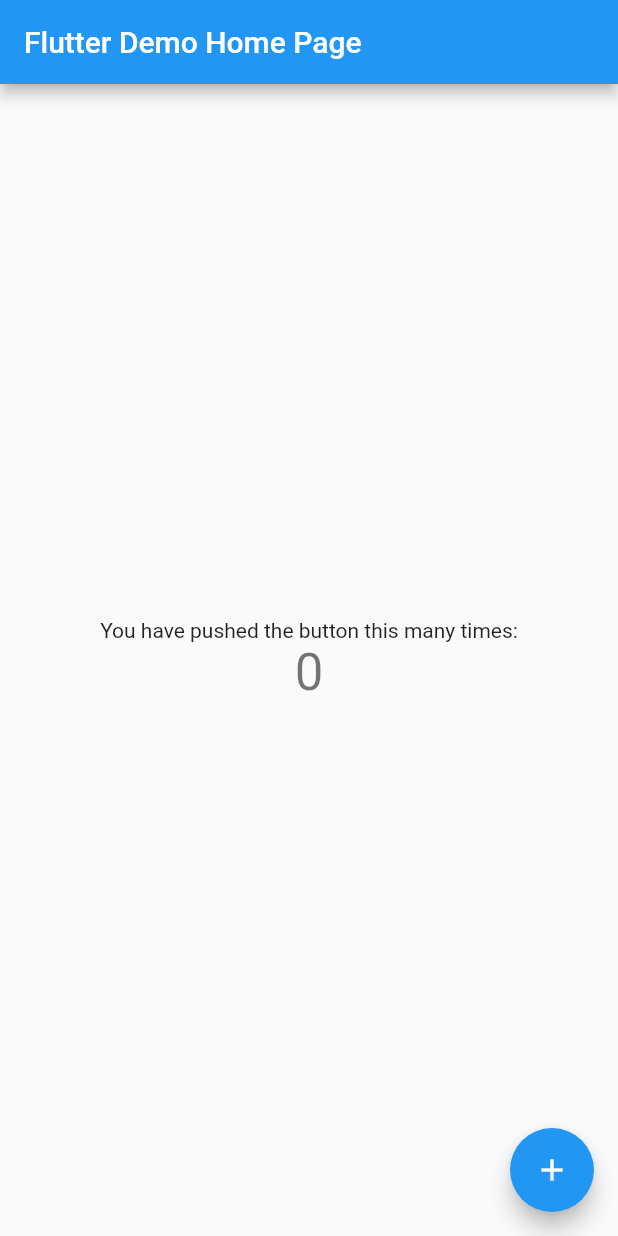
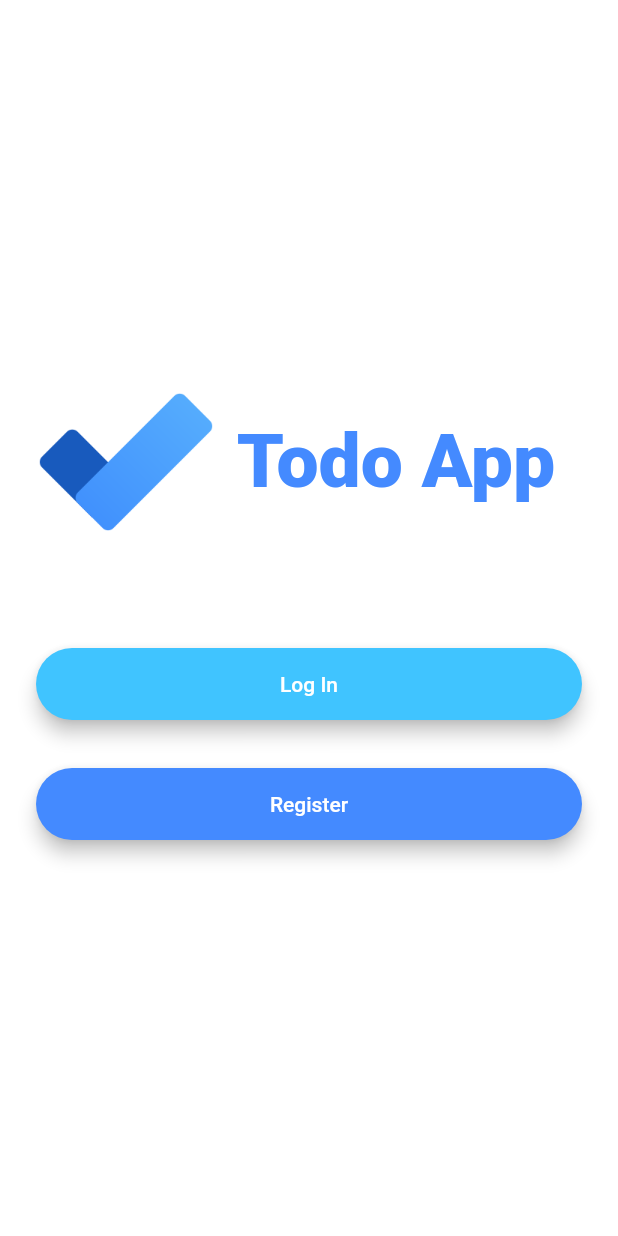
Before and after one commit to ayan2809/Todo-App, a Flutter app: the screen it shows after launch, on a phone screen of 412 x 824 dp. Run offline on Flutter 3.47's test engine with Material 2 defaults, Android fonts, the phone set to English and light mode, and no system bars; drawn by our look-alikes of animated_text_kit.

```diff
--- a/lib/main.dart
+++ b/lib/main.dart
@@ -1,5 +1,8 @@
 import 'package:flutter/material.dart';
-
+import 'package:todoapp/screens/login_screen.dart';
+import 'package:todoapp/screens/registration_screen.dart';
+import 'package:todoapp/screens/todo_screen.dart';
+import 'package:todoapp/screens/welcome_screen.dart';
 void main() {
   runApp(const MyApp());
 }
@@ -7,109 +10,24 @@ void main() {
 class MyApp extends StatelessWidget {
   const MyApp({Key? key}) : super(key: key);
 
-  // This widget is the root of your application.
+
   @override
-  Widget build(BuildContext context) {
+  Widget build(BuildContext context) {final ThemeData theme = Theme.of(context);
     return MaterialApp(
-      title: 'Flutter Demo',
-      theme: ThemeData(
-        // This is the theme of your application.
-        //
-        // Try running your application with "flutter run". You'll see the
-        // application has a blue toolbar. Then, without quitting the app, try
-        // changing the primarySwatch below to Colors.green and then invoke
-        // "hot reload" (press "r" in the console where you ran "flutter run",
-        // or simply save your changes to "hot reload" in a Flutter IDE).
-        // Notice that the counter didn't reset back to zero; the application
-        // is not restarted.
-        primarySwatch: Colors.blue,
+      theme: ThemeData.dark().copyWith(
+        textTheme: theme.textTheme.copyWith(
+          headline6: theme.textTheme.headline6!.copyWith(
+            color: Colors.black54,
+          ),
+        ),
       ),
-      home: const MyHomePage(title: 'Flutter Demo Home Page'),
+      initialRoute: WelcomeScreen.id,
+      routes: {
+        WelcomeScreen.id :(context)=>WelcomeScreen(),
+        LoginScreen.id :(context)=>LoginScreen(),
+        RegistrationScreen.id :(context)=>RegistrationScreen(),
+        TodoScreen.id :(context)=>TodoScreen(),
+      },
     );
   }
 }
-
-class MyHomePage extends StatefulWidget {
-  const MyHomePage({Key? key, required this.title}) : super(key: key);
-
-  // This widget is the home page of your application. It is stateful, meaning
-  // that it has a State object (defined below) that contains fields that affect
-  // how it looks.
-
-  // This class is the configuration for the state. It holds the values (in this
-  // case the title) provided by the parent (in this case the App widget) and
-  // used by the build method of the State. Fields in a Widget subclass are
-  // always marked "final".
-
-  final String title;
-
-  @override
-  State<MyHomePage> createState() => _MyHomePageState();
-}
-
-class _MyHomePageState extends State<MyHomePage> {
-  int _counter = 0;
-
-  void _incrementCounter() {
-    setState(() {
-      // This call to setState tells the Flutter framework that something has
-      // changed in this State, which causes it to rerun the build method below
-      // so that the display can reflect the updated values. If we changed
-      // _counter without calling setState(), then the build method would not be
-      // called again, and so nothing would appear to happen.
-      _counter++;
-    });
-  }
-
-  @override
-  Widget build(BuildContext context) {
-    // This method is rerun every time setState is called, for instance as done
-    // by the _incrementCounter method above.
-    //
-    // The Flutter framework has been optimized to make rerunning build methods
-    // fast, so that you can just rebuild anything that needs updating rather
-    // than having to individually change instances of widgets.
-    return Scaffold(
-      appBar: AppBar(
-        // Here we take the value from the MyHomePage object that was created by
-        // the App.build method, and use it to set our appbar title.
-        title: Text(widget.title),
-      ),
-      body: Center(
-        // Center is a layout widget. It takes a single child and positions it
-        // in the middle of the parent.
-        child: Column(
-          // Column is also a layout widget. It takes a list of children and
-          // arranges them vertically. By default, it sizes itself to fit its
-          // children horizontally, and tries to be as tall as its parent.
-          //
-          // Invoke "debug painting" (press "p" in the console, choose the
-          // "Toggle Debug Paint" action from the Flutter Inspector in Android
-          // Studio, or the "Toggle Debug Paint" command in Visual Studio Code)
-          // to see the wireframe for each widget.
-          //
-          // Column has various properties to control how it sizes itself and
-          // how it positions its children. Here we use mainAxisAlignment to
-          // center the children vertically; the main axis here is the vertical
-          // axis because Columns are vertical (the cross axis would be
-          // horizontal).
-          mainAxisAlignment: MainAxisAlignment.center,
-          children: <Widget>[
-            const Text(
-              'You have pushed the button this many times:',
-            ),
-            Text(
-              '$_counter',
-              style: Theme.of(context).textTheme.headline4,
-            ),
-          ],
-        ),
-      ),
-      floatingActionButton: FloatingActionButton(
-        onPressed: _incrementCounter,
-        tooltip: 'Increment',
-        child: const Icon(Icons.add),
-      ), // This trailing comma makes auto-formatting nicer for build methods.
-    );
-  }
-}
--- /dev/null
+++ b/lib/screens/welcome_screen.dart
@@ -0,0 +1,127 @@
+import 'package:animated_text_kit/animated_text_kit.dart';
+import 'package:flutter/material.dart';
+import 'package:todoapp/screens/registration_screen.dart';
+
+import 'login_screen.dart';
+
+class WelcomeScreen extends StatefulWidget {
+  static String id= 'welcome_screen';
+  @override
+  _WelcomeScreenState createState() => _WelcomeScreenState();
+}
+
+//ticker provider for multiple
+//single ticker for only one animation in this page
+class _WelcomeScreenState extends State<WelcomeScreen> with TickerProviderStateMixin{
+
+  late AnimationController controller;
+  late Animation animation;
+
+  @override
+  void initState(){
+    super.initState();
+    controller=AnimationController(
+      duration: const Duration(seconds: 1),
+      vsync: this,
+    );
+
+
+    animation= CurvedAnimation(
+        parent: controller,
+        curve: Curves.decelerate);
+
+
+    controller.forward();
+    controller.addListener(() {
+      setState(() {
+
+      });
+      print(controller.value);
+    });
+  }
+  @override
+  void dispose(){
+    controller.dispose();
+    super.dispose();
+  }
+  @override
+  Widget build(BuildContext context) {
+    return Scaffold(
+      backgroundColor: Colors.white,
+      body: Padding(
+        padding: const EdgeInsets.symmetric(horizontal: 24.0),
+        child: Column(
+          mainAxisAlignment: MainAxisAlignment.center,
+          crossAxisAlignment: CrossAxisAlignment.stretch,
+          children: <Widget>[
+            Row(
+              children: <Widget>[
+                Hero(
+                  tag:'logo',
+                  child: SizedBox(
+                    child: Image.asset('images/logo.png'),
+                    height: controller.value*120,
+                  ),
+                ),
+                TextLiquidFill(
+                  text: 'Todo App',
+                  waveColor: Colors.blueAccent,
+                  boxBackgroundColor: Colors.white,
+                  textStyle: const TextStyle(
+                    fontSize: 50.0,
+                    fontWeight: FontWeight.w900,
+                  ),
+                  boxHeight: 75,
+                  boxWidth: 240,
+                  // style: TextStyle(
+                  //   fontSize: controller.value*45,
+                  //   fontWeight: FontWeight.w900,
+                  // ),
+                ),
+              ],
+            ),
+            const SizedBox(
+              height: 48.0,
+            ),
+             Padding(
+              padding: const EdgeInsets.symmetric(vertical: 16.0),
+              child: Material(
+                elevation: 5.0,
+                color: Colors.lightBlueAccent,
+                borderRadius: BorderRadius.circular(30.0),
+                child: MaterialButton(
+                  onPressed: () {
+                    Navigator.pushNamed(context, LoginScreen.id);
+                  },
+                  minWidth: 200.0,
+                  height: 42.0,
+                  child: const Text(
+                    'Log In',
+                  ),
+                ),
+              ),
+            ),
+            Padding(
+              padding: const EdgeInsets.symmetric(vertical: 16.0),
+              child: Material(
+                color: Colors.blueAccent,
+                borderRadius: BorderRadius.circular(30.0),
+                elevation: 5.0,
+                child: MaterialButton(
+                  onPressed: () {
+                    Navigator.pushNamed(context, RegistrationScreen.id);
+                  },
+                  minWidth: 200.0,
+                  height: 42.0,
+                  child: const Text(
+                    'Register',
+                  ),
+                ),
+              ),
+            ),
+          ],
+        ),
+      ),
+    );
+  }
+}
--- a/pubspec.yaml
+++ b/pubspec.yaml
@@ -34,6 +34,7 @@ dependencies:
   # The following adds the Cupertino Icons font to your application.
   # Use with the CupertinoIcons class for iOS style icons.
   cupertino_icons: ^1.0.2
+  animated_text_kit: ^4.2.1
 
 dev_dependencies:
   flutter_test:
@@ -58,8 +59,8 @@ flutter:
   uses-material-design: true
 
   # To add assets to your application, add an assets section, like this:
-  # assets:
-  #   - images/a_dot_burr.jpeg
+  assets:
+    - images/
   #   - images/a_dot_ham.jpeg
 
   # An image asset can refer to one or more resolution-specific "variants", see
```
Also changed, not shown: lib/constants.dart (added, +19 -0 lines), lib/screens/login_screen.dart (added, +105 -0 lines), lib/screens/registration_screen.dart (added, +102 -0 lines), lib/screens/reusable_card.dart (added, +23 -0 lines), lib/screens/todo_screen.dart (added, +61 -0 lines), images/logo.png (added), pubspec.lock.
